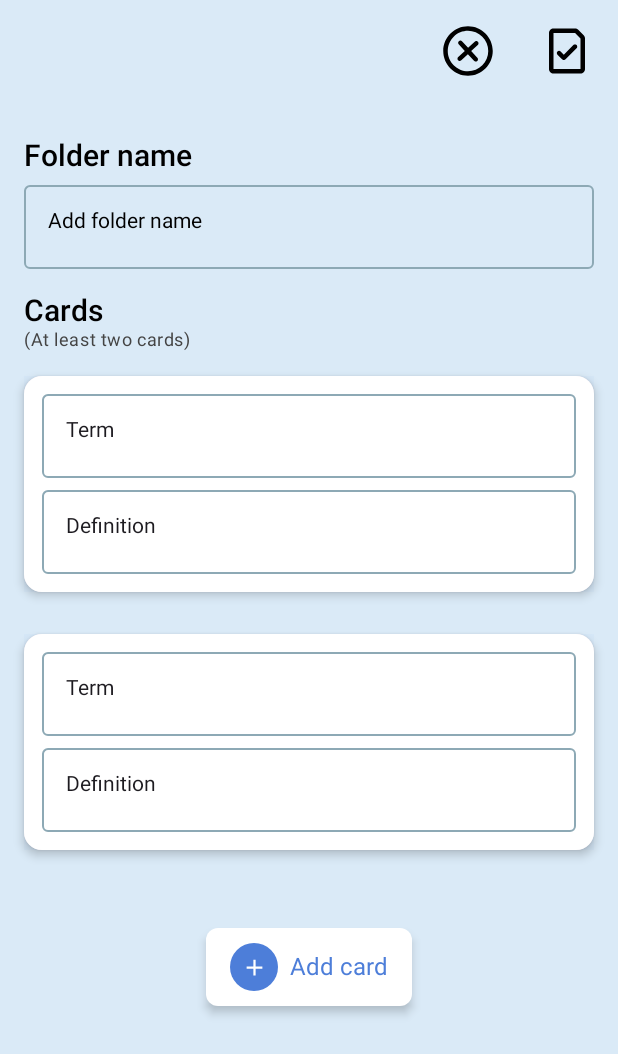
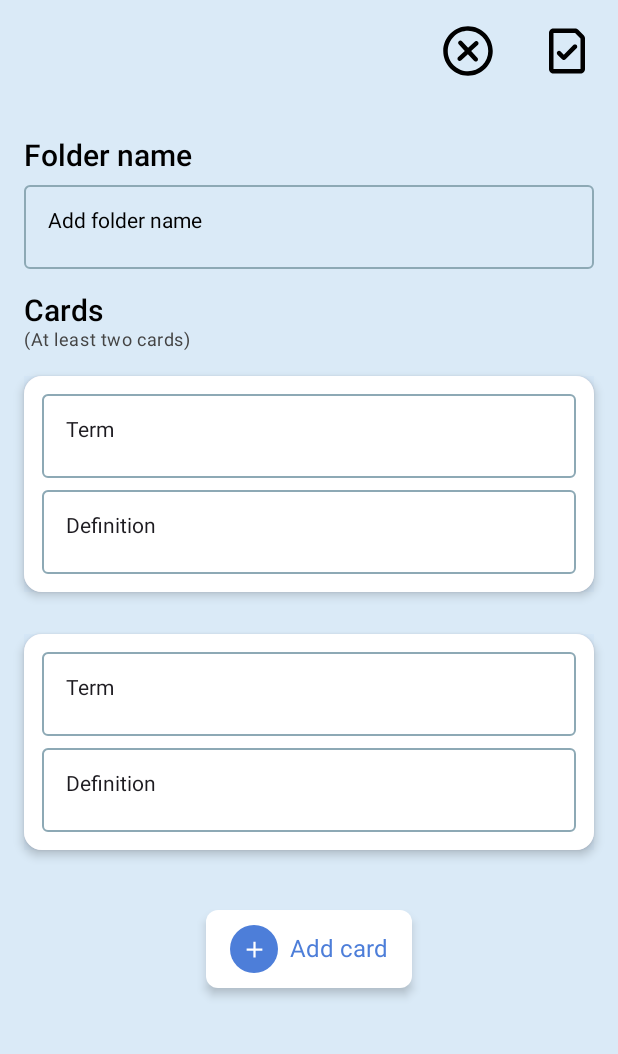
Before and after one commit to bichnhan2701/Flashcard__App, an Android app built with Jetpack Compose: the @Preview function AddNewFolderScreenPreview, on a phone screen of 412 x 824 dp. Shown: the top 1054 px of the screen. Run offline under Robolectric (Android 15) with nearby library versions, the light colour scheme and no system bars.

Commit message:
Update App with UI of Add Folder and Edit Folder

```diff
--- a/FlashLearn/app/src/main/java/com/example/flashlearn/navigation/Screen.kt
+++ b/FlashLearn/app/src/main/java/com/example/flashlearn/navigation/Screen.kt
@@ -11,5 +11,6 @@ sealed class Screen(val route: String) {
     object Add : Screen("add")
     object Stats : Screen("stats")
     object Profile : Screen("profile")
-
+    object  FolderDetail : Screen( "folder_detail/{folderName}")
+    object EditFolderDetail : Screen("edit_folder_detail/{folderName}")
 }
--- /dev/null
+++ b/FlashLearn/app/src/main/java/com/example/flashlearn/ui/component/ActionButton.kt
@@ -0,0 +1,64 @@
+package com.example.flashlearn.ui.component
+
+import androidx.compose.foundation.background
+import androidx.compose.foundation.clickable
+import androidx.compose.foundation.layout.*
+import androidx.compose.foundation.shape.CircleShape
+import androidx.compose.foundation.shape.RoundedCornerShape
+import androidx.compose.material3.*
+import androidx.compose.runtime.Composable
+import androidx.compose.ui.Alignment
+import androidx.compose.ui.Modifier
+import androidx.compose.ui.graphics.Color
+import androidx.compose.ui.graphics.vector.ImageVector
+import androidx.compose.ui.unit.Dp
+import androidx.compose.ui.unit.dp
+import androidx.compose.ui.unit.sp
+
+@Composable
+fun ActionButton(
+    text: String,
+    icon: ImageVector,
+    onClick: () -> Unit,
+    modifier: Modifier = Modifier,
+    containerColor: Color = Color.White,
+    iconBackgroundColor: Color = Color(0xFF4D7ED9),
+    contentColor: Color = Color(0xFF4D7ED9),
+    iconSize: Dp = 18.dp
+) {
+    Surface(
+        shape = RoundedCornerShape(8.dp),
+        color = containerColor,
+        shadowElevation = 4.dp,
+        modifier = modifier
+            .clickable { onClick() }
+            .padding(4.dp)
+    ) {
+        Row(
+            verticalAlignment = Alignment.CenterVertically,
+            horizontalArrangement = Arrangement.Center,
+            modifier = Modifier
+                .padding(horizontal = 16.dp, vertical = 10.dp)
+        ) {
+            Box(
+                modifier = Modifier
+                    .size(32.dp)
+                    .background(color = iconBackgroundColor, shape = CircleShape),
+                contentAlignment = Alignment.Center
+            ) {
+                Icon(
+                    imageVector = icon,
+                    contentDescription = text,
+                    tint = Color.White,
+                    modifier = Modifier.size(iconSize)
+                )
+            }
+            Spacer(modifier = Modifier.width(8.dp))
+            Text(
+                text = text,
+                color = contentColor,
+                fontSize = 16.sp
+            )
+        }
+    }
+}
--- a/FlashLearn/app/src/main/java/com/example/flashlearn/ui/component/AddButton.kt
+++ /dev/null
@@ -1,57 +0,0 @@
-package com.example.flashlearn.ui.component
-
-import androidx.compose.foundation.background
-import androidx.compose.foundation.clickable
-import androidx.compose.foundation.layout.*
-import androidx.compose.foundation.shape.CircleShape
-import androidx.compose.foundation.shape.RoundedCornerShape
-import androidx.compose.material.icons.Icons
-import androidx.compose.material.icons.filled.Add
-import androidx.compose.material3.*
-import androidx.compose.runtime.Composable
-import androidx.compose.ui.Alignment
-import androidx.compose.ui.Modifier
-import androidx.compose.ui.graphics.Color
-import androidx.compose.ui.unit.dp
-import androidx.compose.ui.unit.sp
-
-@Composable
-fun AddButton(
-    onClick: () -> Unit
-) {
-    Surface(
-        shape = RoundedCornerShape(8.dp),
-        color = Color.White,
-        shadowElevation = 4.dp,
-        modifier = Modifier
-            .clickable { onClick() }
-            .padding(16.dp)
-    ) {
-        Row(
-            verticalAlignment = Alignment.CenterVertically,
-            horizontalArrangement = Arrangement.Center,
-            modifier = Modifier
-                .padding(horizontal = 16.dp, vertical = 10.dp)
-        ) {
-            Box(
-                modifier = Modifier
-                    .size(32.dp)
-                    .background(color = Color(0xFF4D7ED9), shape = CircleShape),
-                contentAlignment = Alignment.Center
-            ) {
-                Icon(
-                    imageVector = Icons.Default.Add,
-                    contentDescription = "Add",
-                    tint = Color.White,
-                    modifier = Modifier.size(18.dp)
-                )
-            }
-            Spacer(modifier = Modifier.width(8.dp))
-            Text(
-                text = "Add card",
-                color = Color(0xFF4D7ED9),
-                fontSize = 16.sp
-            )
-        }
-    }
-}
--- a/FlashLearn/app/src/main/java/com/example/flashlearn/ui/component/CardItem.kt
+++ b/FlashLearn/app/src/main/java/com/example/flashlearn/ui/component/CardItem.kt
@@ -29,7 +29,8 @@ fun CardItem(
     onTermChange: (String) -> Unit,
     onDefinitionChange: (String) -> Unit,
     onDelete: () -> Unit,
-    canDelete: Boolean
+    canDelete: Boolean,
+    modifier: Modifier = Modifier
 ) {
     val dismissState = rememberDismissState(
         confirmStateChange = {
@@ -49,12 +50,16 @@ fun CardItem(
             val backgroundColor =
                 if (dismissState.targetValue == DismissValue.DismissedToStart) Color.Red else Color(0xFFD5E7F7)
 
-            // Thêm chiều cao cố định để nền match chiều cao nội dung (Card)
+            LaunchedEffect(dismissState.currentValue) {
+                if (dismissState.currentValue == DismissValue.DismissedToStart && !canDelete) {
+                    dismissState.reset()
+                }
+            }
+
             Box(
                 modifier = Modifier
                     .fillMaxWidth()
-                    .padding(vertical = 8.dp), // Giống padding của Card
-                    //.height(IntrinsicSize.Min), // Tự khớp chiều cao với content
+                    .padding(vertical = 8.dp),
                 contentAlignment = Alignment.CenterEnd
             ) {
                 Box(
@@ -76,7 +81,7 @@ fun CardItem(
         },
         dismissContent = {
             Card(
-                modifier = Modifier
+                modifier = modifier
                     .fillMaxWidth()
                     .padding(vertical = 8.dp),
                 elevation = CardDefaults.cardElevation(4.dp),
@@ -96,8 +101,7 @@ fun CardItem(
                         colors = TextFieldDefaults.outlinedTextFieldColors(
                             focusedBorderColor = Color(0xFF6587A2),
                             unfocusedBorderColor = Color(0xFF8DA9B5),
-                            cursorColor = Color(0xFF6587A2),
-                            focusedLabelColor = Color(0xFF8DA9B5)
+                            cursorColor = Color(0xFF6587A2)
                         )
                     )
 
@@ -111,8 +115,7 @@ fun CardItem(
                         colors = TextFieldDefaults.outlinedTextFieldColors(
                             focusedBorderColor = Color(0xFF6587A2),
                             unfocusedBorderColor = Color(0xFF8DA9B5),
-                            cursorColor = Color(0xFF6587A2),
-                            focusedLabelColor = Color(0xFF8DA9B5)
+                            cursorColor = Color(0xFF6587A2)
                         )
                     )
                 }
@@ -121,6 +124,7 @@ fun CardItem(
     )
 }
 
+
 @Preview(showBackground = true)
 @Composable
 fun CardItemPreview() {
--- a/FlashLearn/app/src/main/java/com/example/flashlearn/ui/component/FlashcardFolderItem.kt
+++ b/FlashLearn/app/src/main/java/com/example/flashlearn/ui/component/FlashcardFolderItem.kt
@@ -1,6 +1,7 @@
 package com.example.flashlearn.ui.component
 
 import androidx.compose.foundation.background
+import androidx.compose.foundation.clickable
 import androidx.compose.foundation.layout.Box
 import androidx.compose.foundation.layout.Column
 import androidx.compose.foundation.layout.Row
@@ -26,12 +27,13 @@ import androidx.compose.ui.unit.sp
 
 // Hiển thị một folder Flashcard trong danh sách
 @Composable
-fun FlashcardFolderItem(title: String, count: Int) {
+fun FlashcardFolderItem(title: String, count: Int, onClick: () -> Unit) {
     Row(
         modifier = Modifier
             .fillMaxWidth()
             .padding(vertical = 6.dp)
             .background(color = Color(0xFFDAEAF7), shape = RoundedCornerShape(12.dp))
+            .clickable { onClick() } // gọi onClick khi click
             .padding(16.dp),
         verticalAlignment = Alignment.CenterVertically
     ) {
--- a/FlashLearn/app/src/main/java/com/example/flashlearn/ui/screen/AddNewFolderScreen.kt
+++ b/FlashLearn/app/src/main/java/com/example/flashlearn/ui/screen/AddNewFolderScreen.kt
@@ -17,6 +17,8 @@ import androidx.compose.material.TextFieldDefaults
 import androidx.compose.material3.Icon
 import androidx.compose.material3.MaterialTheme
 import androidx.compose.material.OutlinedTextField
+import androidx.compose.material.icons.Icons
+import androidx.compose.material.icons.filled.Add
 import androidx.compose.material3.Text
 import androidx.compose.runtime.Composable
 import androidx.compose.runtime.getValue
@@ -33,7 +35,7 @@ import androidx.compose.ui.tooling.preview.Preview
 import androidx.compose.ui.unit.dp
 import androidx.compose.ui.unit.sp
 import com.example.flashlearn.R
-import com.example.flashlearn.ui.component.AddButton
+import com.example.flashlearn.ui.component.ActionButton
 import com.example.flashlearn.ui.component.CardItem
 
 @Composable
@@ -145,7 +147,12 @@ fun AddNewFolderScreen(
                 modifier = Modifier.fillMaxWidth(),
                 contentAlignment = Alignment.Center
             ) {
-                AddButton { cards = cards + CardInput("", "") }
+                //AddButton { cards = cards + CardInput("", "") }
+                ActionButton(
+                    text = "Add card",
+                    icon = Icons.Default.Add,
+                    onClick = { cards = cards + CardInput("", "") }
+                )
             }
             Spacer(modifier = Modifier.height(24.dp))
         }
```
Also changed, not shown: FlashLearn/app/src/main/java/com/example/flashlearn/navigation/NavGraph.kt (+24 -0 lines), FlashLearn/app/src/main/java/com/example/flashlearn/ui/component/CardViewItem.kt (added, +67 -0 lines), FlashLearn/app/src/main/java/com/example/flashlearn/ui/screen/EditFolderDetailScreen.kt (added, +124 -0 lines), FlashLearn/app/src/main/java/com/example/flashlearn/ui/screen/FolderDetailScreen.kt (added, +98 -0 lines), FlashLearn/app/src/main/java/com/example/flashlearn/ui/screen/HomeScreen.kt (+10 -2 lines).
